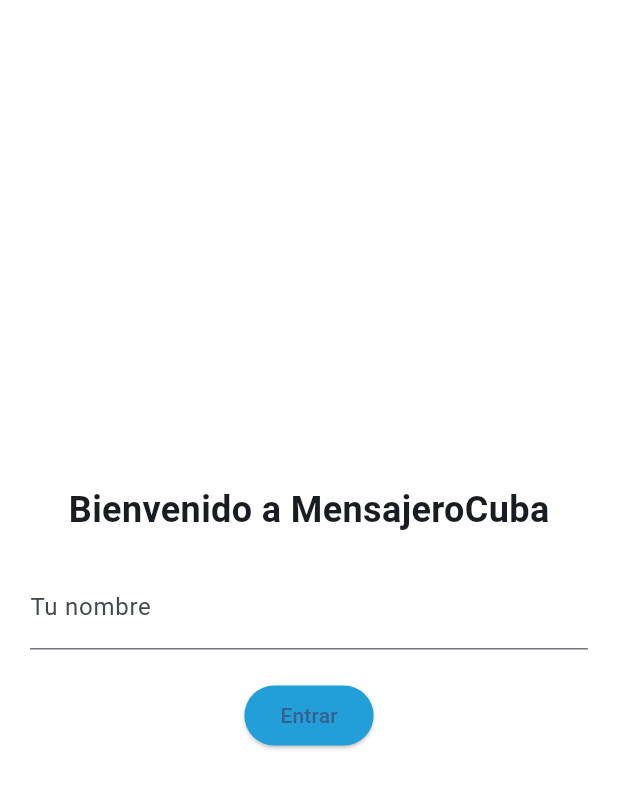
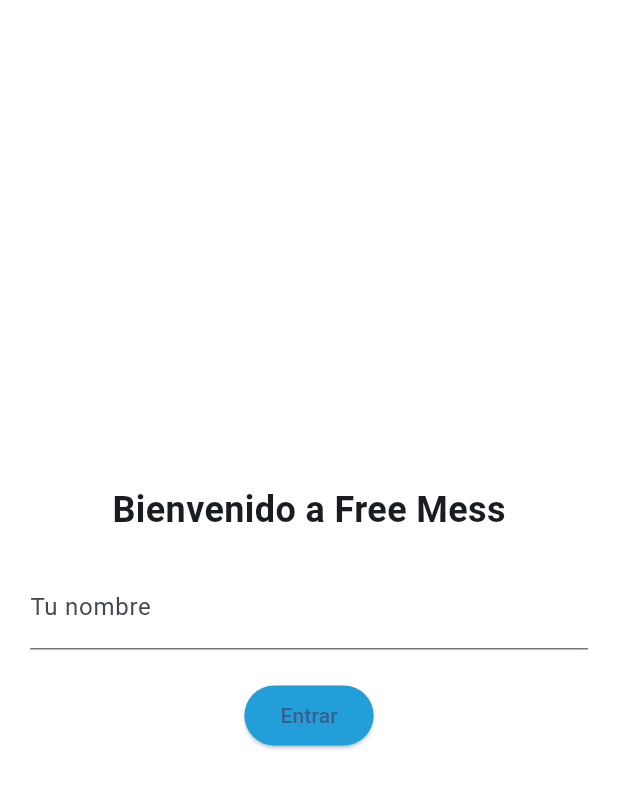
Before and after one commit to Leonard2GG/FreeMess, a Flutter app: the screen it shows after launch, on a phone screen of 412 x 824 dp. Shown: the top 788 px of the screen. Run offline on Flutter 3.47's test engine with Material 3 defaults, Android fonts, the phone set to English and light mode, and no system bars; our stand-ins replace sqflite; accounts and stored records are empty.

Commit message:
Update welcome message in login screen to reflect application name

```diff
--- a/lib/screens/login_screen.dart
+++ b/lib/screens/login_screen.dart
@@ -37,7 +37,7 @@ class _LoginScreenState extends State<LoginScreen> {
           mainAxisAlignment: MainAxisAlignment.center,
           children: [
             const Text(
-              'Bienvenido a MensajeroCuba',
+              'Bienvenido a Free Mess',
               style: TextStyle(fontSize: 24, fontWeight: FontWeight.bold),
             ),
             const SizedBox(height: 20),
```
